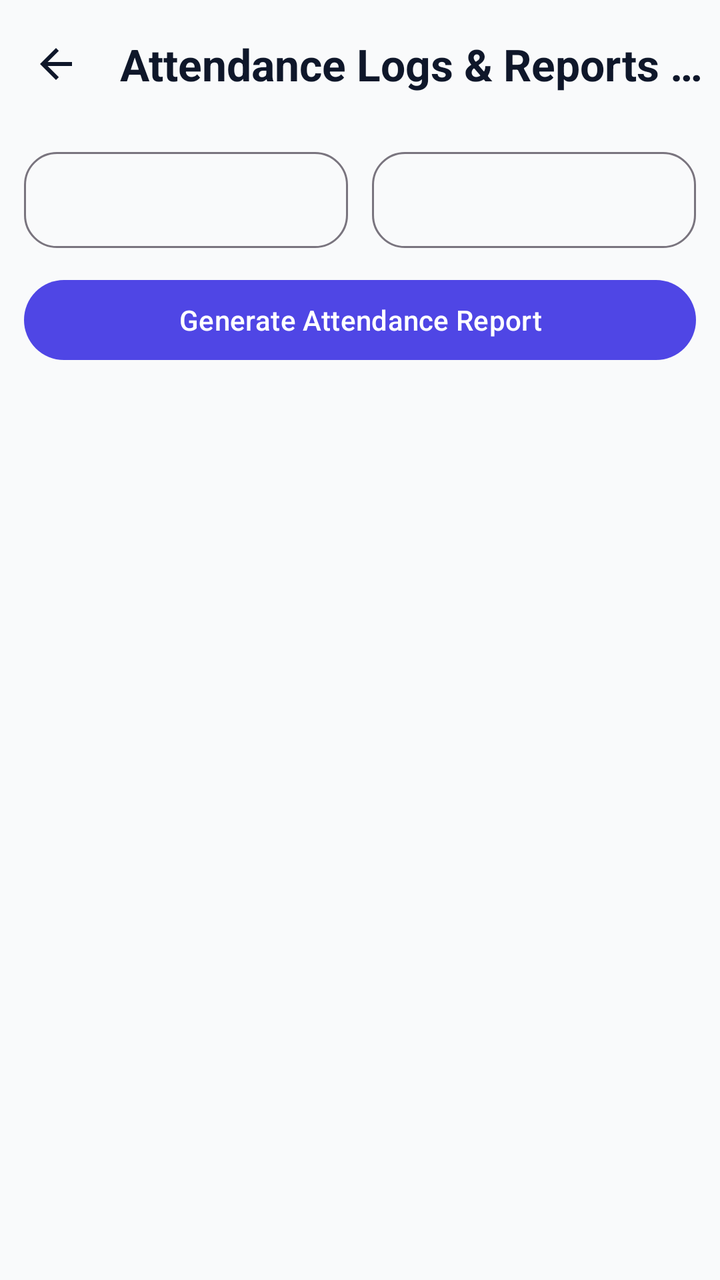
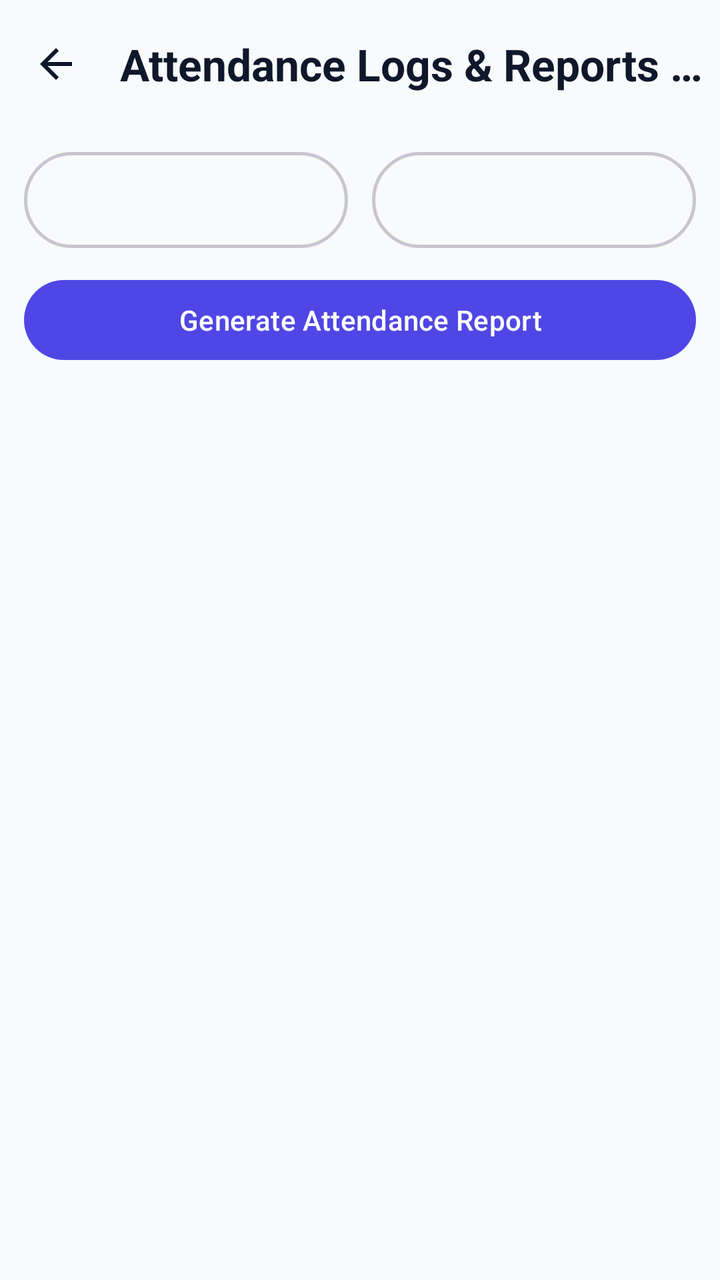

Before-and-after screenshots of an Android layout around one commit, followed by the original layout XML and the change that was made.
<!-- AndroidManifest.xml: application theme Theme.Biometric -->
<!-- res/layout/activity_admin_attendance.xml -->
<?xml version="1.0" encoding="utf-8"?>
<LinearLayout xmlns:android="http://schemas.android.com/apk/res/android" xmlns:app="http://schemas.android.com/apk/res-auto" android:layout_width="match_parent" android:layout_height="match_parent" android:orientation="vertical" android:background="@color/window_background">
<com.google.android.material.appbar.MaterialToolbar android:id="@+id/toolbar" android:layout_width="match_parent" android:layout_height="?attr/actionBarSize" app:title="Attendance Logs &amp; Reports 📊" app:navigationIcon="@drawable/ic_arrow_back"/>
<LinearLayout android:layout_width="match_parent" android:layout_height="wrap_content" android:orientation="horizontal" android:padding="12dp">
<TextView android:id="@+id/tvFrom" android:layout_width="0dp" android:layout_height="48dp" android:layout_weight="1" android:gravity="center" android:textStyle="bold" android:background="@drawable/bg_premium_card" android:layout_marginEnd="6dp"/>
<TextView android:id="@+id/tvTo" android:layout_width="0dp" android:layout_height="48dp" android:layout_weight="1" android:gravity="center" android:textStyle="bold" android:background="@drawable/bg_premium_card" android:layout_marginStart="6dp"/>
</LinearLayout>
<com.google.android.material.button.MaterialButton android:id="@+id/btnGenerate" android:layout_width="match_parent" android:layout_height="wrap_content" android:layout_marginHorizontal="12dp" android:text="Generate Attendance Report"/>
<TextView android:id="@+id/tvSummary" android:layout_width="match_parent" android:layout_height="wrap_content" android:padding="16dp" android:textStyle="bold" android:textColor="@color/text_primary"/>
<ProgressBar android:id="@+id/progress" android:layout_width="wrap_content" android:layout_height="wrap_content" android:layout_gravity="center_horizontal" android:visibility="gone"/>
<TextView android:id="@+id/empty" android:layout_width="match_parent" android:layout_height="wrap_content" android:padding="24dp" android:gravity="center" android:text="No attendance summaries found." android:visibility="gone"/>
<androidx.recyclerview.widget.RecyclerView android:id="@+id/rvAttendance" android:layout_width="match_parent" android:layout_height="0dp" android:layout_weight="1" android:padding="12dp"/>
</LinearLayout>
<!-- resources referenced by this layout -->
<resources>
  <color name="text_primary">#0F172A</color>
  <color name="window_background">#F9FAFB</color>
  <!-- drawable bg_premium_card (drawable) -->
  <?xml version="1.0" encoding="utf-8"?>
  <shape xmlns:android="http://schemas.android.com/apk/res/android">
      <solid android:color="?attr/colorSurface" />
      <corners android:radius="16dp" />
      <stroke android:width="1dp" android:color="?attr/colorOutline" />
  </shape>
  <!-- drawable ic_arrow_back (drawable) -->
  <vector xmlns:android="http://schemas.android.com/apk/res/android"
      android:width="24dp"
      android:height="24dp"
      android:viewportWidth="24.0"
      android:viewportHeight="24.0"
      android:tint="?attr/colorControlNormal">
      <path
          android:fillColor="@android:color/white"
          android:pathData="M20,11H7.83l5.59,-5.59L12,4l-8,8 8,8 1.41,-1.41L7.83,13H20v-2z"/>
  </vector>
  <style name="Theme.Biometric" parent="Theme.Material3.DayNight.NoActionBar">
          
          <item name="colorPrimary">@color/colorPrimary</item>
          <item name="colorPrimaryDark">@color/colorPrimaryDark</item>
          <item name="colorPrimaryVariant">@color/colorPrimaryDark</item>
          <item name="colorOnPrimary">@android:color/white</item>
          
          
          <item name="colorSecondary">@color/colorAccent</item>
          <item name="colorOnSecondary">@android:color/white</item>
  
          
          <item name="android:colorBackground">@color/window_background</item>
          <item name="android:windowBackground">@color/window_background</item>
          <item name="android:windowDisablePreview">false</item>
          <item name="colorSurface">@color/window_background</item>
          <item name="colorOnSurface">@color/text_primary</item>
          <item name="colorSurfaceVariant">@color/colorSurfaceVariant</item>
          <item name="colorOnSurfaceVariant">@color/text_secondary</item>
          <item name="colorError">@color/red</item>
          <item name="colorOnError">@android:color/white</item>
          <item name="colorOutline">@color/outline</item>
          <item name="colorOutlineVariant">@color/outline_variant</item>
  
          
          <item name="android:statusBarColor">?attr/colorSurface</item>
          <item name="android:windowLightStatusBar">true</item>
          <item name="android:navigationBarColor">?attr/colorSurface</item>
          <item name="android:windowLightNavigationBar" tools:targetApi="27">true</item>
          <item name="android:windowLayoutInDisplayCutoutMode" tools:targetApi="28">shortEdges</item>
  
          
          <item name="android:windowActivityTransitions">true</item>
          <item name="android:windowEnterTransition">@android:transition/fade</item>
          <item name="android:windowExitTransition">@android:transition/fade</item>
  
          
          <item name="toolbarStyle">@style/Widget.App.Toolbar</item>
          <item name="materialCardViewStyle">@style/Widget.App.CardView</item>
      </style>
  <color name="colorPrimary">#4F46E5</color>
  <color name="colorPrimaryDark">#4338CA</color>
  <color name="colorAccent">#F43F5E</color>
  <color name="colorSurfaceVariant">#F3F4F6</color>
  <color name="text_secondary">#475569</color>
  <color name="red">#EF4444</color>
  <color name="outline">#79747E</color>
  <color name="outline_variant">#CAC4D0</color>
  <style name="Widget.App.Toolbar" parent="Widget.Material3.Toolbar.OnSurface">
          <item name="titleTextAppearance">@style/TextAppearance.App.ToolbarTitle</item>
      </style>
  <style name="Widget.App.CardView" parent="Widget.Material3.CardView.Elevated">
          <item name="cardCornerRadius">16dp</item>
          <item name="cardElevation">4dp</item>
      </style>
  <style name="TextAppearance.App.ToolbarTitle" parent="TextAppearance.Material3.TitleLarge">
          <item name="android:textStyle">bold</item>
      </style>
</resources>

<!-- the commit's change to res/layout/activity_admin_attendance.xml (unified diff, before → after) -->
@@ -1,5 +1,11 @@
 <?xml version="1.0" encoding="utf-8"?>
-<LinearLayout xmlns:android="http://schemas.android.com/apk/res/android" xmlns:app="http://schemas.android.com/apk/res-auto" android:layout_width="match_parent" android:layout_height="match_parent" android:orientation="vertical" android:background="@color/window_background">
+<LinearLayout xmlns:android="http://schemas.android.com/apk/res/android"
+    xmlns:app="http://schemas.android.com/apk/res-auto"
+    android:id="@+id/clAdminAttendanceRoot"
+    android:layout_width="match_parent"
+    android:layout_height="match_parent"
+    android:orientation="vertical"
+    android:background="@color/window_background">
 <com.google.android.material.appbar.MaterialToolbar android:id="@+id/toolbar" android:layout_width="match_parent" android:layout_height="?attr/actionBarSize" app:title="Attendance Logs &amp; Reports 📊" app:navigationIcon="@drawable/ic_arrow_back"/>
 <LinearLayout android:layout_width="match_parent" android:layout_height="wrap_content" android:orientation="horizontal" android:padding="12dp">
 <TextView android:id="@+id/tvFrom" android:layout_width="0dp" android:layout_height="48dp" android:layout_weight="1" android:gravity="center" android:textStyle="bold" android:background="@drawable/bg_premium_card" android:layout_marginEnd="6dp"/>
<!-- resource entries referenced after the edit -->
@@ -6,8 +6,10 @@
   <?xml version="1.0" encoding="utf-8"?>
   <shape xmlns:android="http://schemas.android.com/apk/res/android">
       <solid android:color="?attr/colorSurface" />
-      <corners android:radius="16dp" />
-      <stroke android:width="1dp" android:color="?attr/colorOutline" />
+      <corners android:radius="24dp" />
+      <stroke
+          android:width="1.5dp"
+          android:color="?attr/colorOutlineVariant" />
   </shape>
   <!-- drawable ic_arrow_back (drawable) -->
   <vector xmlns:android="http://schemas.android.com/apk/res/android"
